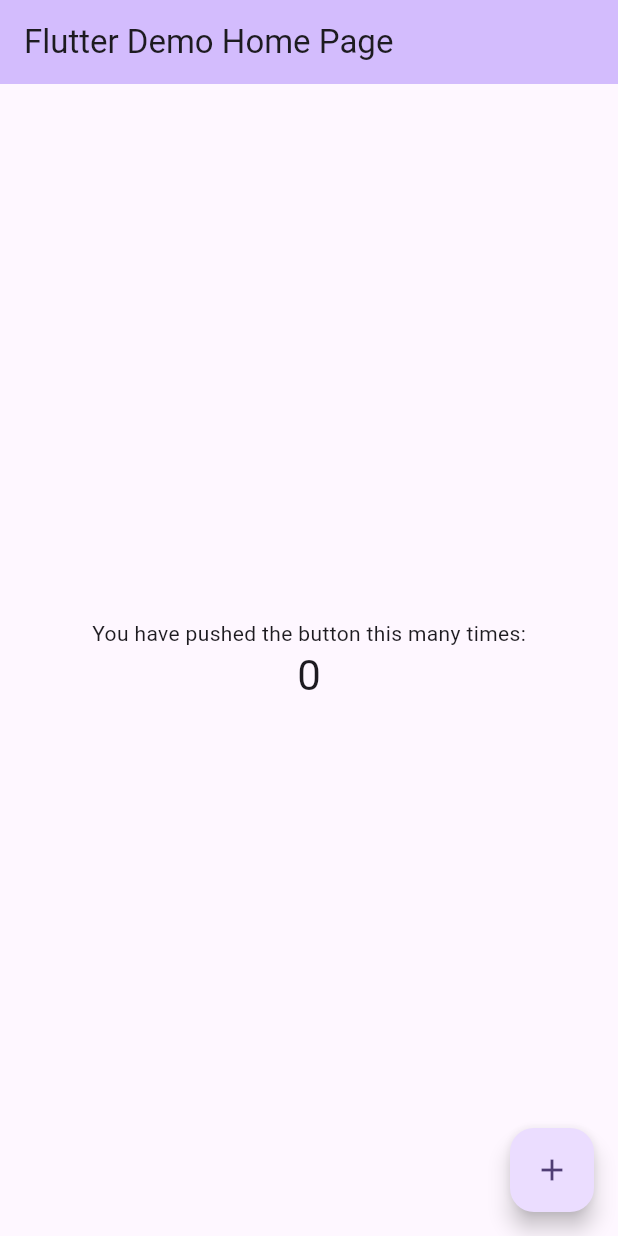
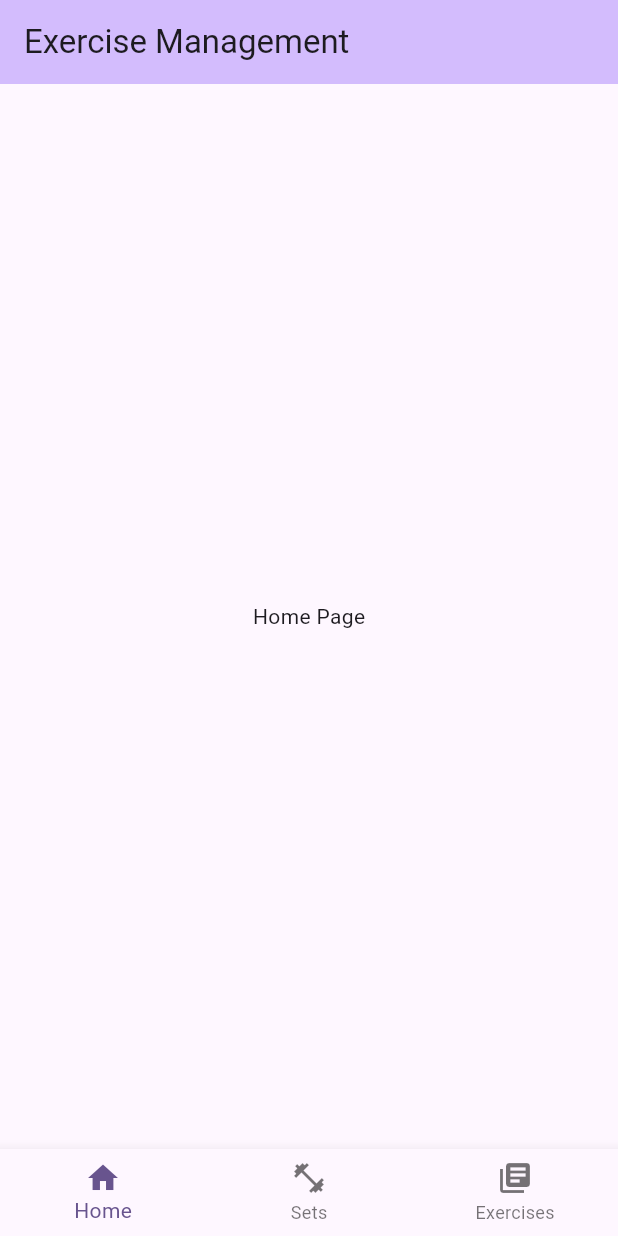
Before and after one commit to igorbasko01/exercise-management, a Flutter app: the screen it shows after launch, on a phone screen of 412 x 824 dp. Run offline on Flutter 3.47's test engine with Material 3 defaults, Android fonts, the phone set to English and light mode, and no system bars.

Commit message:
add base pages for the app

```diff
--- a/lib/core/result.dart
+++ b/lib/core/result.dart
@@ -22,7 +22,7 @@ extension UnpackResult<T> on Result<T> {
     required Function(Exception error) onFailure,
   }) {
     if (isSuccess) {
-      onSuccess(data!);
+      onSuccess(data as T);
     } else {
       onFailure(error!);
     }
--- a/lib/main.dart
+++ b/lib/main.dart
@@ -1,3 +1,6 @@
+import 'package:exercise_management/presentation/exercise_sets_page.dart';
+import 'package:exercise_management/presentation/exercise_templates_page.dart';
+import 'package:exercise_management/presentation/home_page.dart';
 import 'package:flutter/material.dart';
 
 void main() {
@@ -16,7 +19,7 @@ class MyApp extends StatelessWidget {
         colorScheme: ColorScheme.fromSeed(seedColor: Colors.deepPurple),
         useMaterial3: true,
       ),
-      home: const MyHomePage(title: 'Flutter Demo Home Page'),
+      home: const MyHomePage(title: 'Exercise Management'),
     );
   }
 }
@@ -31,12 +34,17 @@ class MyHomePage extends StatefulWidget {
 }
 
 class _MyHomePageState extends State<MyHomePage> {
-  int _counter = 0;
+  int _selectedIndex = 0;
 
-  void _incrementCounter() {
+  static final List<Widget> _pages = <Widget>[
+    const HomePage(),
+    const ExerciseTemplatesPage(),
+    const ExerciseSetsPage(),
+  ];
+
+  void _onItemTapped(int index) {
     setState(() {
-
-      _counter++;
+      _selectedIndex = index;
     });
   }
 
@@ -47,25 +55,17 @@ class _MyHomePageState extends State<MyHomePage> {
         backgroundColor: Theme.of(context).colorScheme.inversePrimary,
         title: Text(widget.title),
       ),
-      body: Center(
-        child: Column(
-          mainAxisAlignment: MainAxisAlignment.center,
-          children: <Widget>[
-            const Text(
-              'You have pushed the button this many times:',
-            ),
-            Text(
-              '$_counter',
-              style: Theme.of(context).textTheme.headlineMedium,
-            ),
-          ],
-        ),
+      body: _pages[_selectedIndex],
+      bottomNavigationBar: BottomNavigationBar(
+        items: const[
+          BottomNavigationBarItem(icon: Icon(Icons.home), label: 'Home'),
+          BottomNavigationBarItem(icon: Icon(Icons.fitness_center), label: 'Sets'),
+          BottomNavigationBarItem(icon: Icon(Icons.library_books), label: 'Exercises'),
+        ],
+        currentIndex: _selectedIndex,
+        onTap: _onItemTapped,
+        type: BottomNavigationBarType.fixed,
       ),
-      floatingActionButton: FloatingActionButton(
-        onPressed: _incrementCounter,
-        tooltip: 'Increment',
-        child: const Icon(Icons.add),
-      ), // This trailing comma makes auto-formatting nicer for build methods.
     );
   }
 }
--- /dev/null
+++ b/lib/presentation/home_page.dart
@@ -0,0 +1,10 @@
+import 'package:flutter/material.dart';
+
+class HomePage extends StatelessWidget {
+  const HomePage({super.key});
+
+  @override
+  Widget build(BuildContext context) {
+    return const Center(child: Text('Home Page'),);
+  }
+}
```
Also changed, not shown: lib/presentation/exercise_sets_page.dart (added, +10 -0 lines), lib/presentation/exercise_templates_page.dart (added, +10 -0 lines), 2 other files.
